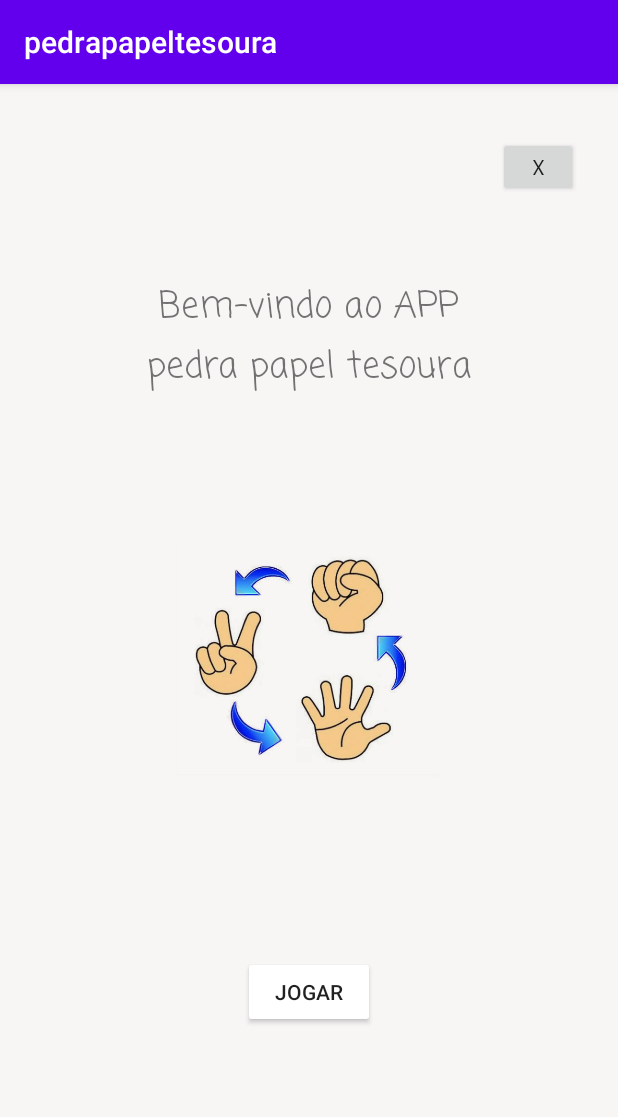
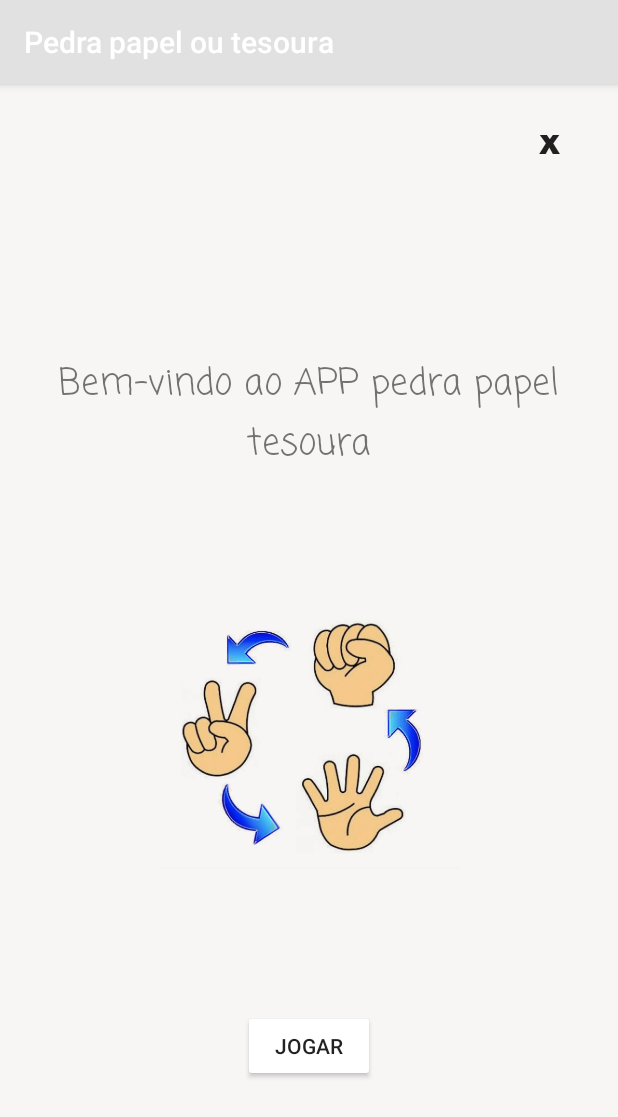
Before and after one commit to pedrodls/pedrapapeltesoura, an Android app: the screen it shows after launch (MainActivity), on a phone screen of 412 x 824 dp. Shown: the top 1117 px of the screen. Run offline under Robolectric (Android 15) with nearby library versions, the phone set to English and light mode, and no system bars.

Commit message:
First activity done

```diff
--- a/app/src/main/java/com/example/pedrapapeltesoura/MainActivity.java
+++ b/app/src/main/java/com/example/pedrapapeltesoura/MainActivity.java
@@ -1,8 +1,12 @@
 package com.example.pedrapapeltesoura;
 
+import androidx.appcompat.app.AlertDialog;
 import androidx.appcompat.app.AppCompatActivity;
+import androidx.appcompat.widget.AlertDialogLayout;
 
+import android.content.DialogInterface;
 import android.os.Bundle;
+import android.view.View;
 
 public class MainActivity extends AppCompatActivity {
 
@@ -11,4 +15,24 @@ public class MainActivity extends AppCompatActivity {
         super.onCreate(savedInstanceState);
         setContentView(R.layout.activity_main);
     }
+
+    public void exitGame(View view) {
+        final AlertDialog.Builder alert = new AlertDialog.Builder(this);
+        alert.setTitle("APP");
+        alert.setMessage("Do you want to close APP?");
+        alert.setPositiveButton("Yes", new DialogInterface.OnClickListener() {
+            @Override
+            public void onClick(DialogInterface dialog, int which) {
+                finish();
+            }
+        });
+        alert.setNegativeButton("No", new DialogInterface.OnClickListener() {
+            @Override
+            public void onClick(DialogInterface dialog, int which) {
+                alert.setCancelable(true);
+            }
+        });
+
+        alert.create().show();
+    }
 }
--- a/app/src/main/res/layout/activity_main.xml
+++ b/app/src/main/res/layout/activity_main.xml
@@ -9,21 +9,24 @@
 
     <ImageView
         android:id="@+id/imageView2"
-        android:layout_width="176dp"
-        android:layout_height="168dp"
+        android:layout_width="199dp"
+        android:layout_height="197dp"
         android:adjustViewBounds="true"
         app:layout_constraintBottom_toBottomOf="parent"
         app:layout_constraintEnd_toEndOf="parent"
-        app:layout_constraintHorizontal_bias="0.497"
         app:layout_constraintStart_toStartOf="parent"
         app:layout_constraintTop_toTopOf="parent"
-        app:layout_constraintVertical_bias="0.499"
+        app:layout_constraintVertical_bias="0.589"
         app:srcCompat="@drawable/imagem1" />
 
     <TextView
         android:id="@+id/textView"
-        android:layout_width="259dp"
-        android:layout_height="89dp"
+        android:layout_width="0dp"
+        android:layout_height="wrap_content"
+        android:layout_marginStart="12dp"
+        android:layout_marginTop="12dp"
+        android:layout_marginEnd="12dp"
+        android:layout_marginBottom="12dp"
         android:fontFamily="casual"
         android:lineSpacingExtra="3sp"
         android:text="Bem-vindo ao APP pedra papel tesoura"
@@ -33,13 +36,14 @@
         app:layout_constraintEnd_toEndOf="parent"
         app:layout_constraintStart_toStartOf="parent"
         app:layout_constraintTop_toTopOf="parent"
-        app:layout_constraintVertical_bias="0.619" />
+        app:layout_constraintVertical_bias="0.723" />
 
     <Button
         android:id="@+id/btnJogar"
         android:layout_width="wrap_content"
         android:layout_height="wrap_content"
         android:backgroundTint="#FFFFFF"
+        android:elevation="2dp"
         android:ellipsize="marquee"
         android:text="Jogar"
         app:layout_constraintBottom_toBottomOf="parent"
@@ -49,17 +53,21 @@
         app:layout_constraintVertical_bias="0.45" />
 
     <Button
-        android:id="@+id/button"
-        android:layout_width="53dp"
-        android:layout_height="40dp"
+        android:id="@+id/btnSair"
+        style="@android:style/Widget.Material.Button.Borderless"
+        android:layout_width="60dp"
+        android:layout_height="46dp"
         android:layout_marginBottom="39dp"
+        android:fontFamily="@font/archivo_black"
         android:layerType="software"
+        android:onClick="exitGame"
         android:text="X"
+        android:textSize="18sp"
         android:typeface="monospace"
         app:layout_constraintBottom_toBottomOf="parent"
         app:layout_constraintEnd_toEndOf="parent"
-        app:layout_constraintHorizontal_bias="0.925"
+        app:layout_constraintHorizontal_bias="0.954"
         app:layout_constraintStart_toStartOf="parent"
         app:layout_constraintTop_toTopOf="parent"
-        app:layout_constraintVertical_bias="0.051" />
+        app:layout_constraintVertical_bias="0.024" />
 </androidx.constraintlayout.widget.ConstraintLayout>
--- a/app/src/main/res/values/colors.xml
+++ b/app/src/main/res/values/colors.xml
@@ -1,6 +1,6 @@
 <?xml version="1.0" encoding="utf-8"?>
 <resources>
-    <color name="colorPrimary">#6200EE</color>
-    <color name="colorPrimaryDark">#3700B3</color>
+    <color name="colorPrimary">#E1E1E1</color>
+    <color name="colorPrimaryDark">#D8D8D8</color>
     <color name="colorAccent">#03DAC5</color>
 </resources>
--- a/app/src/main/res/values/strings.xml
+++ b/app/src/main/res/values/strings.xml
@@ -1,3 +1,3 @@
 <resources>
-    <string name="app_name">pedrapapeltesoura</string>
+    <string name="app_name">Pedra papel ou tesoura</string>
 </resources>
--- a/app/src/main/res/values/styles.xml
+++ b/app/src/main/res/values/styles.xml
@@ -7,4 +7,6 @@
         <item name="colorAccent">@color/colorAccent</item>
     </style>
 
+
+
 </resources>
```
Also changed, not shown: app/src/main/res/font/archivo_black.ttf (added).
